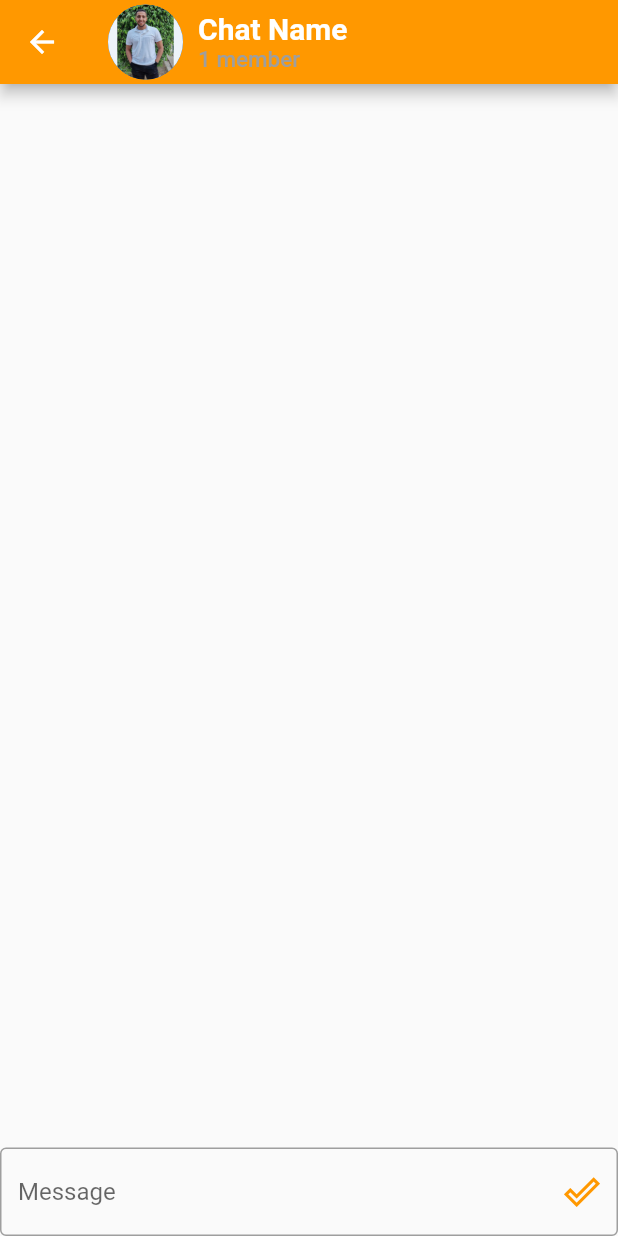
After one commit to Kerollossameh2032001/Chat-App, a Flutter app: the ChatScreen screen opened directly, on a phone screen of 412 x 824 dp. The commit adds this screen. Run offline on Flutter 3.47's test engine with Material 2 defaults, Android fonts, the phone set to English and light mode, and no system bars; our stand-ins replace hexcolor.

Commit message:
chat Screen

```diff
--- /dev/null
+++ b/lib/chat/presentation/screens/chat_screen.dart
@@ -0,0 +1,76 @@
+import 'package:flutter/material.dart';
+
+class ChatScreen extends StatelessWidget {
+  var messageController = TextEditingController();
+
+  @override
+  Widget build(BuildContext context) {
+    return Scaffold(
+      appBar: AppBar(
+        backgroundColor: Colors.orange,
+        automaticallyImplyLeading: false,
+        leading: IconButton(
+          onPressed: () {
+            Navigator.pop(context);
+          },
+          icon: const Icon(
+            Icons.arrow_back,
+            color: Colors.white,
+          ),
+        ),
+        title: Row(
+          children: [
+            const CircleAvatar(
+              radius: 25,
+              backgroundImage: AssetImage('images/me.jpg'),
+            ),
+            const SizedBox(
+              width: 10,
+            ),
+            Column(
+              crossAxisAlignment: CrossAxisAlignment.start,
+              children: const [
+                Text(
+                  'Chat Name',
+                  style: TextStyle(fontWeight: FontWeight.w600, fontSize: 20),
+                ),
+                Text(
+                  '1 member',
+                  style: TextStyle(color: Colors.grey, fontSize: 15),
+                )
+              ],
+            )
+          ],
+        ),
+      ),
+      body: Column(
+        children: [
+          const Spacer(),
+          TextFormField(
+            controller: messageController,
+            cursorColor: Colors.orange,
+            decoration: InputDecoration(
+              hintText: 'Message',
+              suffixIcon: IconButton(
+                  onPressed: () {},
+                  icon: const Icon(
+                    Icons.done_outline,
+                    color: Colors.orange,
+                  )),
+              focusedBorder: const OutlineInputBorder(
+                borderSide: BorderSide(
+                  color: Colors.orange,
+                ),
+              ),
+              enabledBorder: const OutlineInputBorder(
+                borderSide: BorderSide(
+                  color: Colors.grey,
+                ),
+              ),
+            ),
+          )
+        ],
+      ),
+    );
+  }
+}
--- a/lib/chat/presentation/widgets/cutrom_drawer.dart
+++ b/lib/chat/presentation/widgets/cutrom_drawer.dart
@@ -1,7 +1,5 @@
-import 'package:chat_app/core/global/theme/app_color/app_dark_color.dart';
 import 'package:chat_app/core/global/theme/app_color/app_light_color.dart';
 import 'package:flutter/material.dart';
-import 'package:hexcolor/hexcolor.dart';
 
 class CustomDrawer extends StatelessWidget {
   const CustomDrawer({Key? key}) : super(key: key);
--- a/pubspec.yaml
+++ b/pubspec.yaml
@@ -29,7 +29,6 @@ environment:
 # the latest version available on pub.dev. To see which dependencies have newer
 # versions available, run `flutter pub outdated`.
 dependencies:
-  hexcolor: ^3.0.1
   flutter:
     sdk: flutter
 
@@ -37,6 +36,7 @@ dependencies:
   # The following adds the Cupertino Icons font to your application.
   # Use with the CupertinoIcons class for iOS style icons.
   cupertino_icons: ^1.0.2
+  hexcolor: ^2.0.7
 
 dev_dependencies:
   flutter_test:
```
Also changed, not shown: pubspec.lock.
